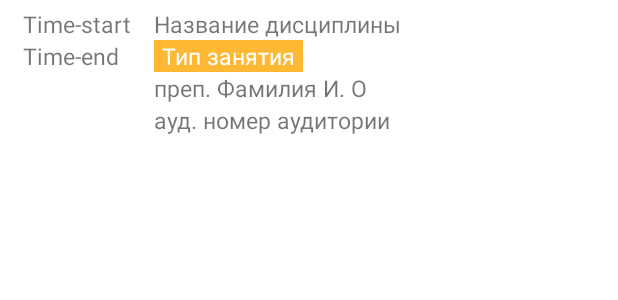
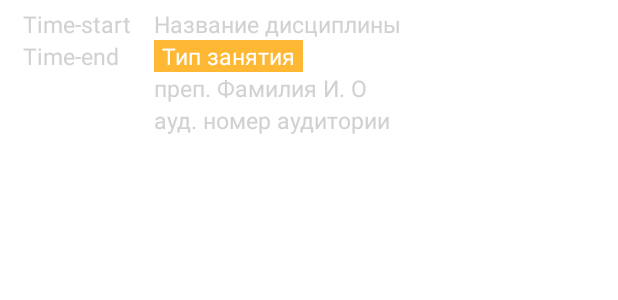
Before and after one commit to redhawk16/SibadiRasp, an Android app: the layout lessons_item.xml on its own in the app's theme, with its tools: preview values and no code run, on a phone screen of 412 x 824 dp. Shown: the top 300 px of the screen. Run offline under Robolectric (Android 15) with nearby library versions, the phone set to English and light mode, and no system bars; Roboto replaces fonts that are not available here.

Commit message:
Optimize & BugFix

```diff
--- a/app/src/main/res/layout/lessons_item.xml
+++ b/app/src/main/res/layout/lessons_item.xml
@@ -4,7 +4,7 @@
     android:layout_width="match_parent"
     android:layout_height="match_parent"
     android:orientation="horizontal"
-    android:background="#FFFFFF"
+    android:background="?attr/colorBackgroundFragmentSecond"
     android:paddingBottom="5dp"
     android:paddingLeft="15dp"
     android:paddingRight="15dp"
@@ -25,7 +25,8 @@
                 android:layout_width="wrap_content"
                 android:layout_height="wrap_content"
                 android:text="Time-start"
-                android:textSize="15sp" />
+                android:textSize="15sp"
+                android:textColor="?attr/colorTextColor"/>
 
         </TableRow>
 
@@ -39,7 +40,8 @@
                 android:layout_width="wrap_content"
                 android:layout_height="wrap_content"
                 android:text="Time-end"
-                android:textSize="15sp" />
+                android:textSize="15sp"
+                android:textColor="?attr/colorTextColor"/>
 
         </TableRow>
 
@@ -60,7 +62,8 @@
                 android:layout_width="wrap_content"
                 android:layout_height="wrap_content"
                 android:text="Название дисциплины"
-                android:textSize="15sp" />
+                android:textSize="15sp"
+                android:textColor="?attr/colorTextColor"/>
         </TableRow>
 
         <TableRow
@@ -94,7 +97,8 @@
                 android:layout_width="wrap_content"
                 android:layout_height="wrap_content"
                 android:text="преп. Фамилия И. О"
-                android:textSize="15sp" />
+                android:textSize="15sp"
+                android:textColor="?attr/colorTextColor"/>
         </TableRow>
 
         <TableRow
@@ -107,7 +111,8 @@
                 android:layout_width="wrap_content"
                 android:layout_height="wrap_content"
                 android:text="ауд. номер аудитории"
-                android:textSize="15sp" />
+                android:textSize="15sp"
+                android:textColor="?attr/colorTextColor"/>
         </TableRow>
 
     </TableLayout>
--- a/app/src/main/res/layout/lessons_listview.xml
+++ b/app/src/main/res/layout/lessons_listview.xml
@@ -5,7 +5,7 @@
     android:layout_width="match_parent"
     android:layout_height="match_parent"
     tools:context=".MainActivity"
-    android:background="#d1d1d1">
+    android:background="?attr/colorBackgroundFragment">
 
     <ListView
         android:id="@+id/listview_product"
@@ -15,7 +15,7 @@
         android:layout_marginRight="10dp"
         android:layout_marginTop="10dp"
         android:layout_marginBottom="10dp"
-        android:divider="#d1d1d1"
+        android:divider="?attr/colorBackgroundFragment"
         android:dividerHeight="10dp">
     </ListView>
 
--- a/app/src/main/res/values/colors.xml
+++ b/app/src/main/res/values/colors.xml
@@ -3,4 +3,7 @@
     <color name="colorPrimary">?attr/colorPrimary</color>
     <color name="colorPrimaryDark">?attr/colorPrimaryDark</color>
     <color name="colorAccent">?attr/colorAccent</color>
+    <color name="colorBackgroundFragment">?attr/colorBackgroundFragment</color>
+    <color name="colorBackgroundFragmentSecond">?attr/colorBackgroundFragmentSecond</color>
+    <color name="colorTextColor">?attr/colorTextColor</color>
 </resources>
--- a/app/src/main/res/values/styles.xml
+++ b/app/src/main/res/values/styles.xml
@@ -6,6 +6,9 @@
         <item name="colorPrimary">#393185</item>
         <item name="colorPrimaryDark">#002266</item>
         <item name="colorAccent">#ffb833</item>
+        <item name="colorBackgroundFragment">#d1d1d1</item>
+        <item name="colorBackgroundFragmentSecond">#ffffff</item>
+        <item name="colorTextColor">#d1d1d1</item>
         <item name="preferenceTheme">@style/PreferenceThemeOverlay.v14.Material</item>
     </style>
 
```
Also changed, not shown: app/src/main/res/values/attrs.xml (added, +11 -0 lines), app/src/main/res/values/theme.xml (+7 -1 lines).
